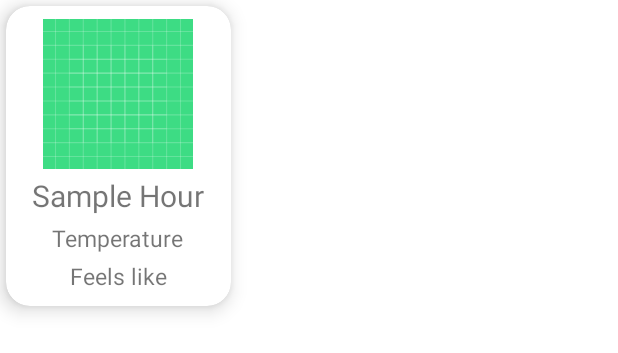
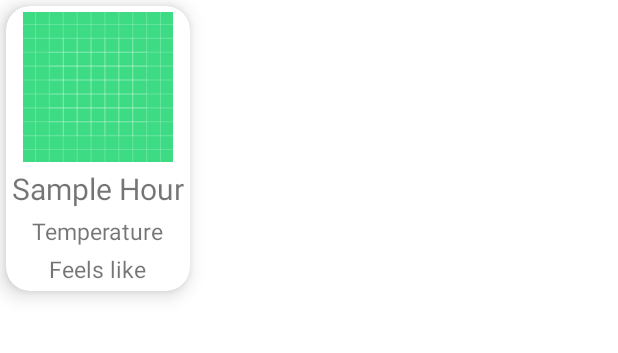
Before and after one commit to nOmeep/weather-app, an Android app: the layout item_hourly_weather.xml on its own in the app's theme, with its tools: preview values and no code run, on a phone screen of 412 x 824 dp. Shown: the top 353 px of the screen. Run offline under Robolectric (Android 15) with nearby library versions, the phone set to English and light mode, and no system bars.

Commit message:
fix-layout-changes

```diff
--- a/app/src/main/res/layout/item_hourly_weather.xml
+++ b/app/src/main/res/layout/item_hourly_weather.xml
@@ -2,8 +2,8 @@
 <androidx.cardview.widget.CardView xmlns:android="http://schemas.android.com/apk/res/android"
     xmlns:app="http://schemas.android.com/apk/res-auto"
     xmlns:tools="http://schemas.android.com/tools"
-    android:layout_width="150dp"
-    android:layout_height="200dp"
+    android:layout_width="wrap_content"
+    android:layout_height="wrap_content"
     android:layout_gravity="fill"
     android:layout_margin="4dp"
     app:cardCornerRadius="16dp"
```
Also changed, not shown: app/src/main/res/layout/fragment_main.xml (+22 -9 lines).
